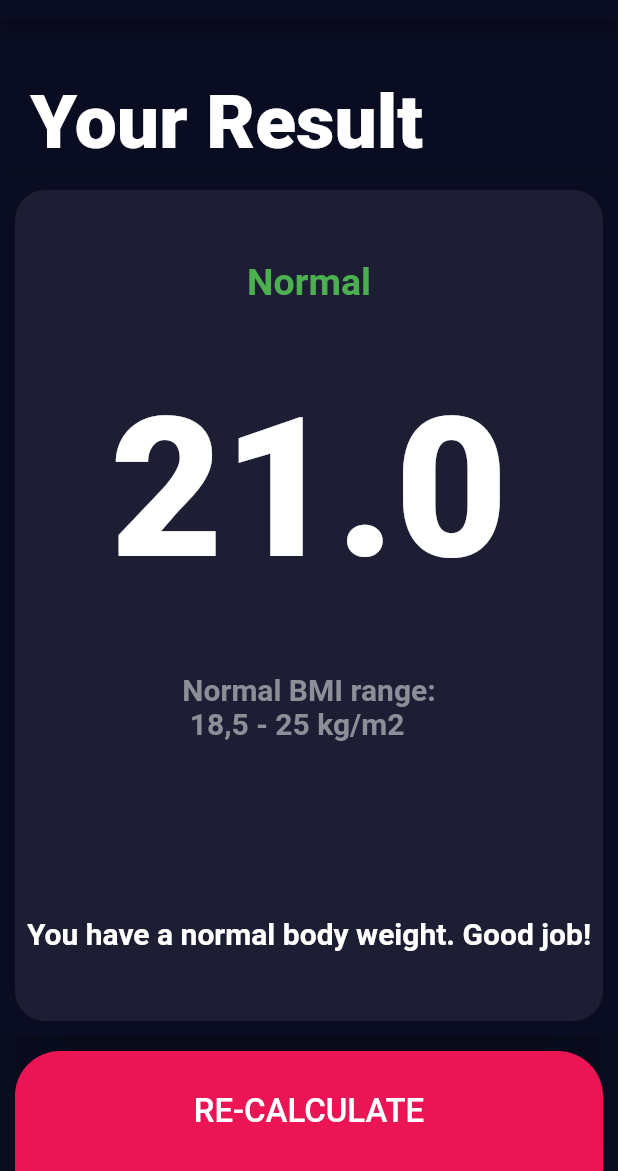
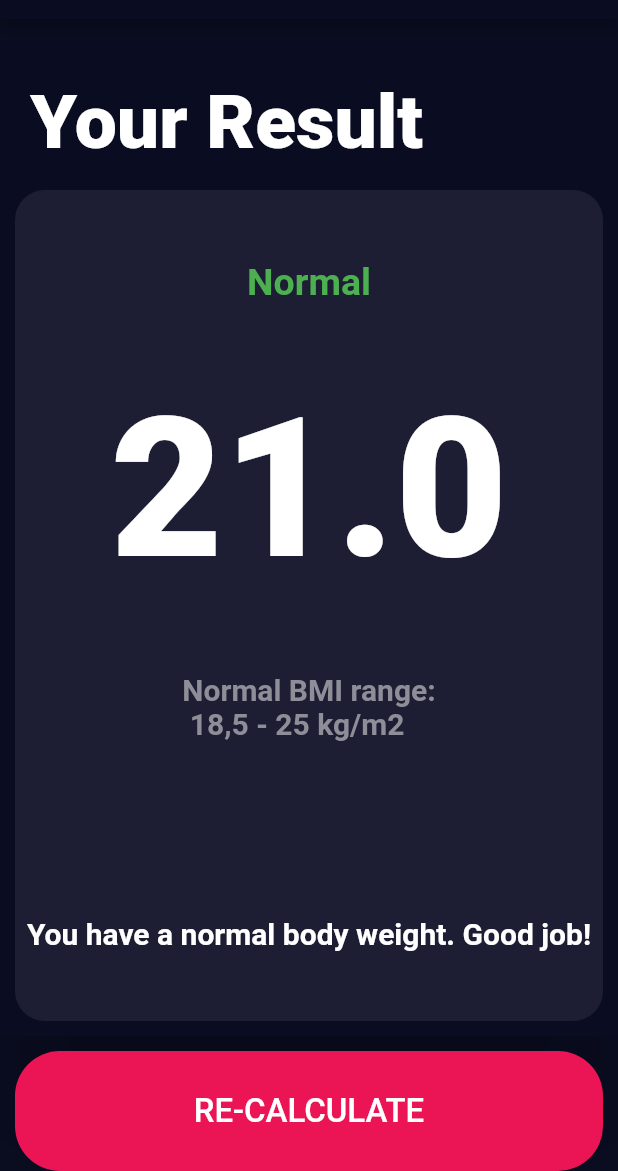
Before and after one commit to Mahad871/BMI_Calculator, a Flutter app: the screen it shows after launch, after a tap on "CALCULATE", on a phone screen of 412 x 824 dp, the part 65-1236 px from its top. Run offline on Flutter 3.47's test engine with Material 2 defaults, Android fonts, the light colour scheme and no system bars; our stand-ins replace font_awesome_flutter.

Commit message:
App completed final

```diff
--- a/lib/input_page.dart
+++ b/lib/input_page.dart
@@ -220,6 +220,8 @@ class _InputPageState extends State<InputPage> {
             child: Container(
               decoration: BoxDecoration(
                 borderRadius: BorderRadius.only(
+                    bottomRight: Radius.circular(30),
+                    bottomLeft: Radius.circular(30),
                     topRight: Radius.circular(30),
                     topLeft: Radius.circular(30)),
                 color: kBottomContainerColor,
--- a/lib/result_page.dart
+++ b/lib/result_page.dart
@@ -76,6 +76,8 @@ class ResultPage extends StatelessWidget {
               child: Container(
                 decoration: BoxDecoration(
                   borderRadius: BorderRadius.only(
+                      bottomRight: Radius.circular(30),
+                      bottomLeft: Radius.circular(30),
                       topRight: Radius.circular(30),
                       topLeft: Radius.circular(30)),
                   color: kBottomContainerColor,
```
